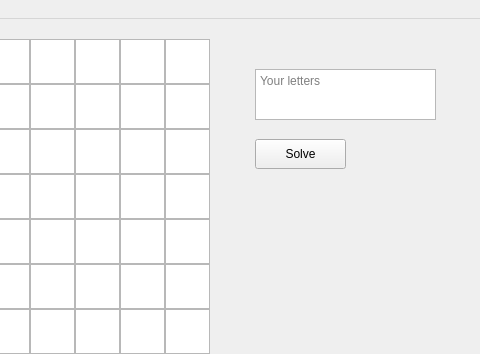
CyanCoding/ScrabbleSolverQt, file mainwindow.ui: the form before one commit; both pictures show x 475 to 955 and y 0 to 354 of the 955 by 816 pixel window.
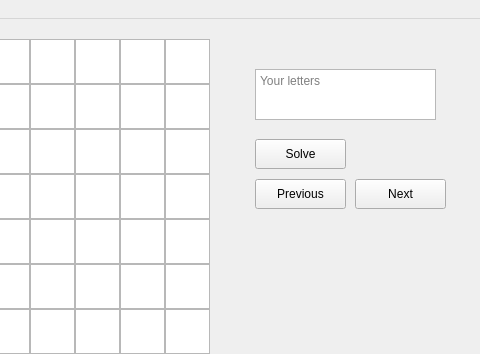
The form after the commit.

Commit message: Add next and previous buttons

Patch:
```diff
--- a/mainwindow.ui
+++ b/mainwindow.ui
@@ -5481,6 +5481,32 @@
      <string>Solve</string>
     </property>
    </widget>
+   <widget class="QPushButton" name="previousButton">
+    <property name="geometry">
+     <rect>
+      <x>730</x>
+      <y>160</y>
+      <width>91</width>
+      <height>30</height>
+     </rect>
+    </property>
+    <property name="text">
+     <string>Previous</string>
+    </property>
+   </widget>
+   <widget class="QPushButton" name="nextButton">
+    <property name="geometry">
+     <rect>
+      <x>830</x>
+      <y>160</y>
+      <width>91</width>
+      <height>30</height>
+     </rect>
+    </property>
+    <property name="text">
+     <string>Next</string>
+    </property>
+   </widget>
   </widget>
   <widget class="QMenuBar" name="menubar">
    <property name="geometry">
```
The commit also changes 2 other files.
